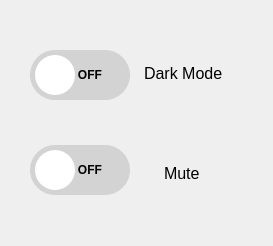
The window that options_dialog.ui (ImBaeChoi/AI_contest) describes before a commit, drawn with Qt 5.
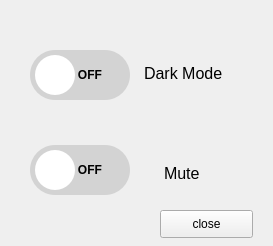
The same window after the commit.

The edit to the form file:
```diff
--- a/options_dialog.ui
+++ b/options_dialog.ui
@@ -135,6 +135,19 @@
 &lt;p style=&quot; margin-top:0px; margin-bottom:0px; margin-left:0px; margin-right:0px; -qt-block-indent:0; text-indent:0px;&quot;&gt;&lt;span style=&quot; font-size:12pt;&quot;&gt;Dark Mode&lt;/span&gt;&lt;/p&gt;&lt;/body&gt;&lt;/html&gt;</string>
    </property>
   </widget>
+  <widget class="QPushButton" name="close_btn">
+   <property name="geometry">
+    <rect>
+     <x>160</x>
+     <y>210</y>
+     <width>93</width>
+     <height>28</height>
+    </rect>
+   </property>
+   <property name="text">
+    <string>close</string>
+   </property>
+  </widget>
  </widget>
  <resources/>
  <connections/>
```
